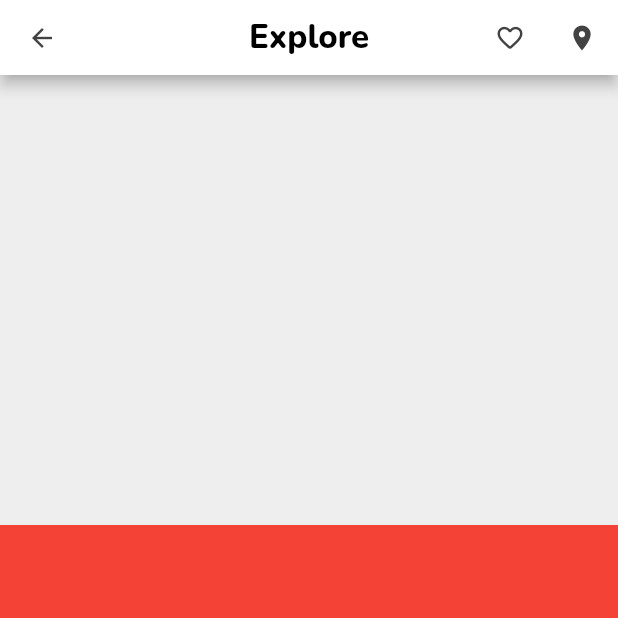
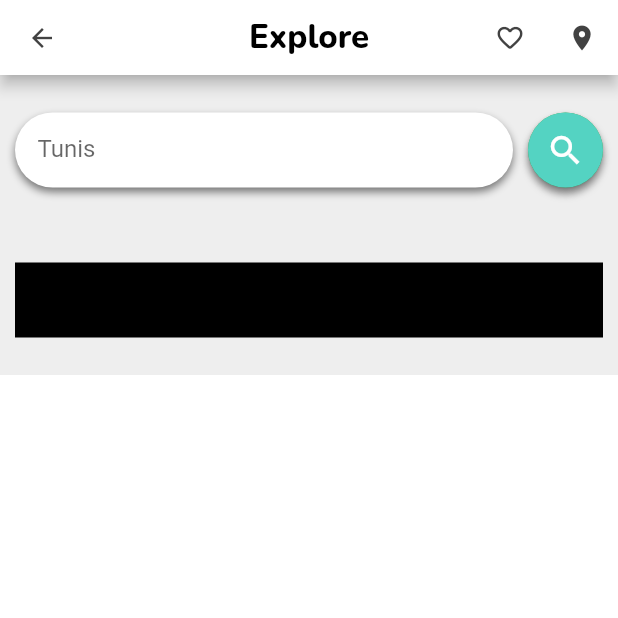
Before and after one commit to ZeinebHouman/flutter_application_hotel, a Flutter app: the screen it shows after launch, on a phone screen of 412 x 824 dp, the top half of it. Run offline on Flutter 3.47's test engine with Material 2 defaults, Android fonts, the phone set to English and light mode, and no system bars; our stand-ins replace google_fonts; missing offline and left inert: dart:html.

Commit message:
SearchSection
developpement of SearchSection

```diff
--- a/lib/main.dart
+++ b/lib/main.dart
@@ -26,7 +26,7 @@ class HomePage extends StatelessWidget{
     return Scaffold(
       appBar: MyAppBar(),
       body: SingleChildScrollView(
-        child: Column(children: [SearchSection(),Container(height: 1500, color: Colors.red)],)
+        child: Column(children: [SearchSection(),HotelSection()],)
       ,)
 
     );
@@ -46,13 +46,16 @@ class MyAppBar extends StatelessWidget implements PreferredSizeWidget{
                   color: Colors.grey[800],
                   size: 20 ),
       onPressed: null),
+
       centerTitle: true,
+
       title: Text("Explore",
       style: GoogleFonts.nunito(
         color: Colors.black,
         fontSize:  22,
         fontWeight: FontWeight.w800
       )),
+
       actions: [
       IconButton(
       icon: Icon(Icons.favorite_outline_rounded,
@@ -75,8 +78,94 @@ class SearchSection extends StatelessWidget{
   @override
   Widget build(BuildContext context)
   {
-    return Container(height: 300,
-      color: Colors.grey[200]);
+    return Container(height: 200,
+      color: Colors.grey[200],
+      padding: EdgeInsets.fromLTRB(10, 25, 10, 10),
+      child: Column(children: [
+       // Container(height: 50, color: Colors.yellow ),
+       Row(children: [
+
+        Expanded(
+        child:
+        Container(
+        height: 50,
+         padding: EdgeInsets.only(left: 5),
+         decoration: BoxDecoration(
+            color: Colors.white,
+            borderRadius: BorderRadius.circular(30),
+            boxShadow: [
+              BoxShadow(
+                color: Colors.grey.shade600,
+                blurRadius: 4,
+                offset: Offset(0,3)
+
+              ),
+            ],
+
+         ),
+         child: TextField(
+           decoration: InputDecoration(
+             hintText: "Tunis",
+             contentPadding: EdgeInsets.all(10),
+             border: InputBorder.none,
+
+
+           ),
+         )
+         )),
+        SizedBox(width: 10),
+
+         Container(
+         height: 50,
+         width : 50,
+         decoration: BoxDecoration(
+            color: Colors.green,
+            borderRadius: BorderRadius.all(
+              Radius.circular(25)
+            ),
+            boxShadow: [
+              BoxShadow(
+                color: Colors.grey,
+                blurRadius: 4,
+                offset: Offset(0,4)
+
+              ),
+            ],
+
+         ),
+         child: ElevatedButton(
+          onPressed: (){},
+          child: Icon(Icons.search, size: 26),
+          style: ElevatedButton.styleFrom(
+            shape: CircleBorder(),
+            padding: EdgeInsets.all(10),
+            primary: d_green,
+          )
+
+          )
+
+
+        )
+
+
+
+       ]),
+       SizedBox(height: 50),
+
+
+        Container(height: 50, color: Colors.black)
+
+      ],));
+
   }
 
 }
+class HotelSection extends StatelessWidget{
+  @override
+  Widget build(BuildContext context)
+  {
+    return Container(height: 2000,
+      color: Colors.white);
+  }
+
+}
```
